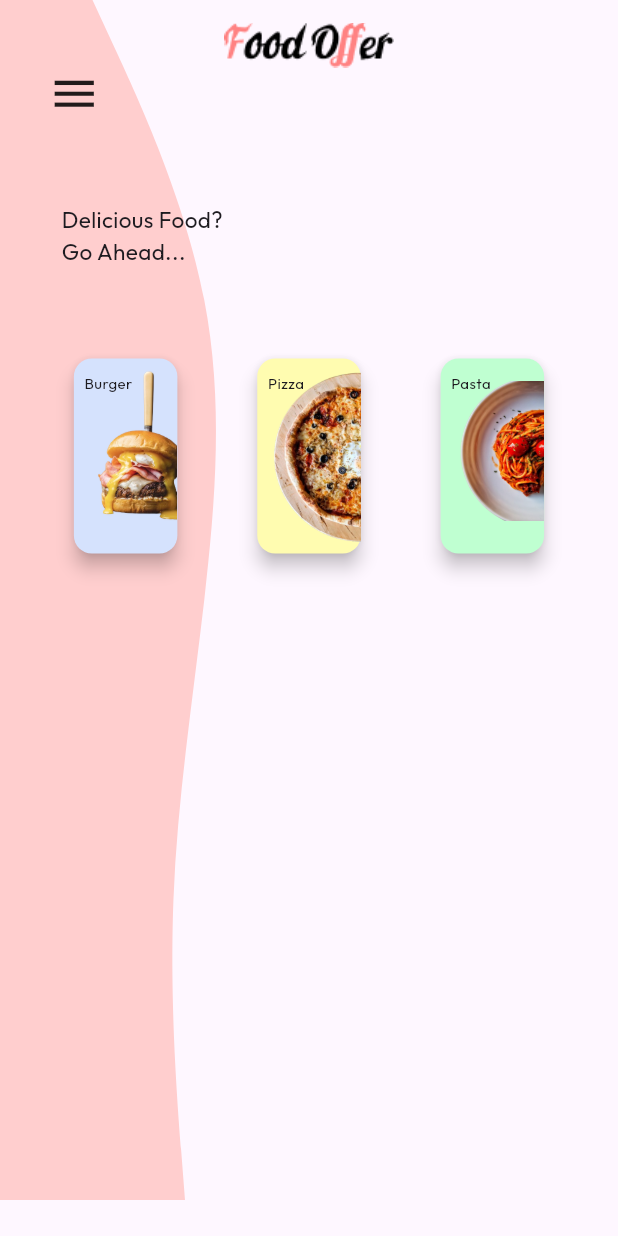
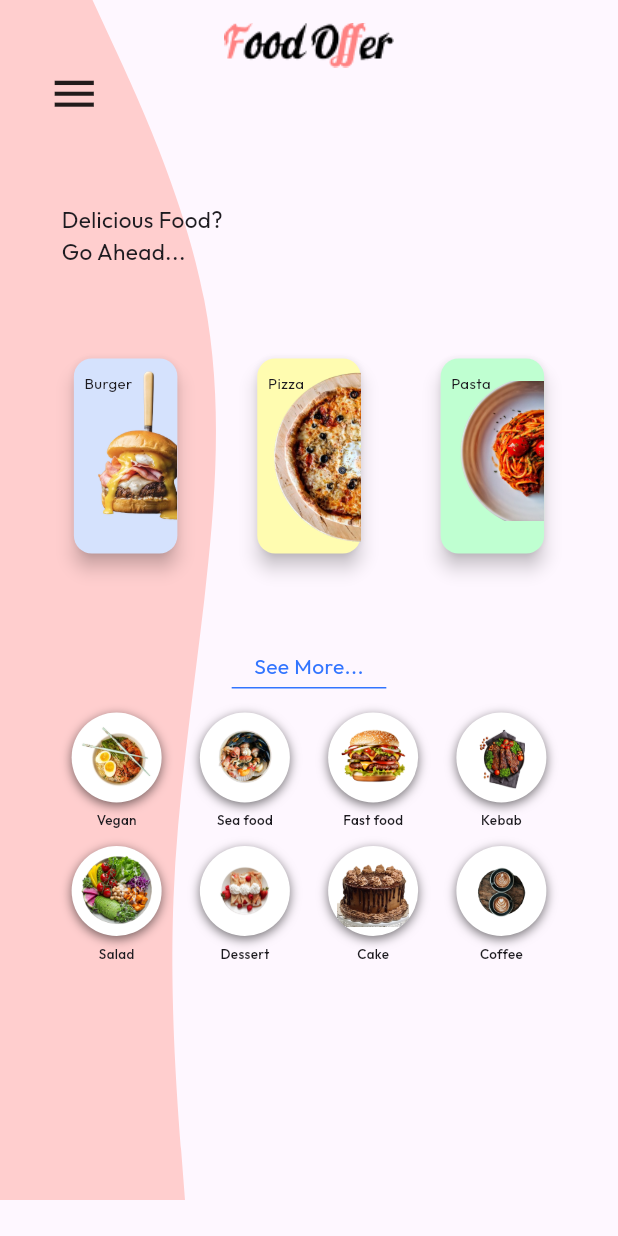
Before and after one commit to Flutter-gg-1/Shimmer-application, a Flutter app: the screen it shows after launch, on a phone screen of 412 x 824 dp. Run offline on Flutter 3.47's test engine with Material 3 defaults, Android fonts, the phone set to English and light mode, and no system bars; our stand-ins replace google_fonts.

Commit message:
finish more food rows

```diff
--- a/lib/food_data.dart
+++ b/lib/food_data.dart
@@ -1,28 +1,39 @@
 import 'package:flutter/material.dart';
 
-List<Map<String,dynamic>> mainFoodData = [
+List<Map<String, dynamic>> mainFoodData = [
   {
-      'imgPath' : 'assets/burger.png',
+    'imgPath': 'assets/burger.png',
     'foodName': 'Burger',
-      'color' : Color(0xffD5E2FD),
+    'color': const Color(0xffD5E2FD),
     'imgWidth': 90.0,
     'imgTop': 7.0,
     'imgLeft': -0.1,
   },
   {
-      'imgPath' : 'assets/pizza.png',
+    'imgPath': 'assets/pizza.png',
     'foodName': 'Pizza',
-      'color' : Color(0xffFFFCB0),
+    'color': const Color(0xffFFFCB0),
     'imgWidth': 70.0,
     'imgLeft': 10.0,
     'imgBottom': -12.0,
   },
   {
-      'imgPath' : 'assets/pasta.png',
+    'imgPath': 'assets/pasta.png',
     'foodName': 'Pasta',
-      'color' : Color(0xffBFFFD1),
+    'color': const Color(0xffBFFFD1),
     'imgWidth': 70.0,
     'imgTop': 15.0,
     'imgLeft': 10.0,
   },
 ];
+
+List<Map<String, dynamic>> moreFoodData = [
+  {'foodName': 'Vegan',     'imgPath': 'assets/vegan.png'},
+  {'foodName': 'Sea food',  'imgPath': 'assets/seafood.png'},
+  {'foodName': 'Fast food', 'imgPath': 'assets/fastfood.png'},
+  {'foodName': 'Kebab',     'imgPath': 'assets/kebab.png'},
+  {'foodName': 'Salad',     'imgPath': 'assets/salad.png'},
+  {'foodName': 'Dessert',   'imgPath': 'assets/dessert.png'},
+  {'foodName': 'Cake',      'imgPath': 'assets/cake.png'},
+  {'foodName': 'Coffee',    'imgPath': 'assets/coffee.png'},
+];
--- a/lib/home_screen.dart
+++ b/lib/home_screen.dart
@@ -3,6 +3,7 @@ import 'package:flutter/material.dart';
 import 'package:google_fonts/google_fonts.dart';
 import 'package:shimmer_application/food_data.dart';
 import 'package:shimmer_application/widgets/main_food.dart';
+import 'package:shimmer_application/widgets/more_food.dart';
 
 class HomeScreen extends StatefulWidget {
   const HomeScreen({super.key});
@@ -55,7 +56,19 @@ class _HomeScreenState extends State<HomeScreen> {
                       )
                     );
                   }),
-                )
+                ),
+                const SizedBox(height: 57),
+                Container(
+                  padding: const EdgeInsets.symmetric(horizontal: 15, vertical: 4),
+                  decoration: const BoxDecoration(border: Border(bottom: BorderSide(color: Color(0xff3275FF)))),
+                  child: Text('See More...', style: GoogleFonts.outfit(
+                    color: const Color(0xff3275FF)
+                  ),),
+                ),
+                const SizedBox(height: 16),
+                MoreFood(moreFoodList: moreFoodData.sublist(0,4), imgSize: 60),
+                const SizedBox(height: 11,),
+                MoreFood(moreFoodList: moreFoodData.sublist(4), imgSize: 48)
               ],
             )
           ]
--- /dev/null
+++ b/lib/widgets/more_food.dart
@@ -0,0 +1,41 @@
+import 'package:flutter/material.dart';
+import 'package:google_fonts/google_fonts.dart';
+
+class MoreFood extends StatelessWidget {
+  final List<Map<String, dynamic>> moreFoodList;
+  final double imgSize;
+  const MoreFood({super.key, required this.imgSize, required this.moreFoodList});
+
+  @override
+  Widget build(BuildContext context) {
+    return Padding(
+      padding: const EdgeInsets.symmetric(horizontal: 35),
+      child: Row(
+        mainAxisAlignment: MainAxisAlignment.spaceAround,
+        children: List.generate(moreFoodList.length, (index) {
+          return Column(
+            children: [
+              Container(
+                alignment: Alignment.center,
+                width: 60,
+                height: 60,
+                clipBehavior: Clip.hardEdge,
+                decoration: const BoxDecoration(
+                  shape: BoxShape.circle,
+                  color: Colors.white,
+                  boxShadow: [BoxShadow(color: Colors.black54,offset: Offset(0, 2),blurRadius: 5)]
+                ),
+                child: Image.asset(moreFoodList[index]['imgPath'],width: imgSize,height: 48)
+              ),
+              const SizedBox(height: 5),
+              Text(
+                moreFoodList[index]['foodName'],
+                style: GoogleFonts.outfit(fontSize: 9, fontWeight: FontWeight.w500),
+              )
+            ],
+          );
+        }),
+      ),
+    );
+  }
+}
```
Also changed, not shown: assets/cake.png (added), assets/coffee.png (added), assets/dessert.png (added), assets/fastfood.png (added), assets/kebab.png (added), assets/salad.png (added), assets/seafood.png (added), assets/vegan.png (added), lib/widgets/main_food.dart (line endings or trailing spaces). Lines whose indentation alone changed are shown as unchanged.
